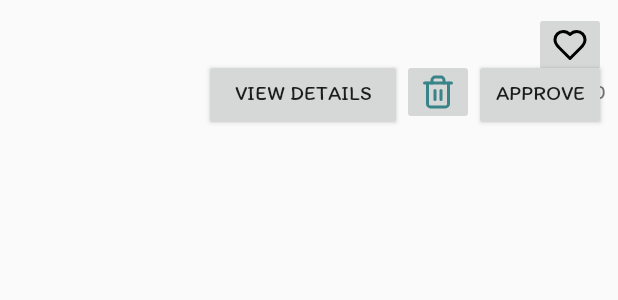
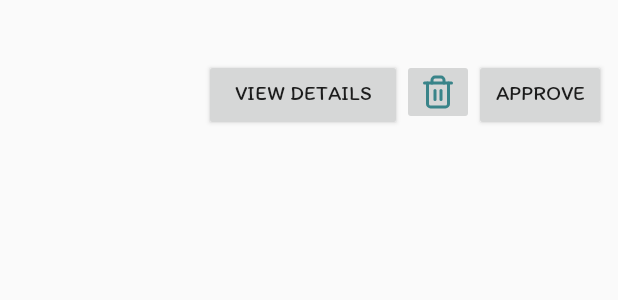
Before and after one commit to HaykAsatryanArm/UtemQez, an Android app: the layout recipe_item_moderate.xml on its own in the app's theme, with its tools: preview values and no code run, on a phone screen of 412 x 824 dp. Shown: the top 300 px of the screen. Run offline under Robolectric (Android 15) with nearby library versions, the phone set to English and light mode, and no system bars.

Commit message:
Recipe design + admin

```diff
--- a/app/src/main/res/layout/activity_recipe_detail.xml
+++ b/app/src/main/res/layout/activity_recipe_detail.xml
@@ -62,7 +62,7 @@
                         android:layout_width="match_parent"
                         android:layout_height="wrap_content"
                         android:paddingHorizontal="16dp"
-                        android:paddingVertical="8dp"
+                        android:paddingBottom="8dp"
                         android:text="Healthy Taco Salad"
                         android:textSize="24sp"
                         android:textStyle="bold"
--- a/app/src/main/res/layout/recipe_item_moderate.xml
+++ b/app/src/main/res/layout/recipe_item_moderate.xml
@@ -21,24 +21,8 @@
         android:layout_marginStart="8dp"
         android:layout_marginEnd="8dp"
         app:layout_constraintStart_toEndOf="@id/recipeImage"
-        app:layout_constraintEnd_toStartOf="@id/likeButton"
-        app:layout_constraintTop_toTopOf="@id/recipeImage" />
-
-    <ImageButton
-        android:id="@+id/likeButton"
-        android:layout_width="wrap_content"
-        android:layout_height="wrap_content"
-        android:src="@drawable/ic_heart_outline"
         app:layout_constraintEnd_toEndOf="parent"
         app:layout_constraintTop_toTopOf="@id/recipeImage" />
-
-    <TextView
-        android:id="@+id/likesCount"
-        android:layout_width="wrap_content"
-        android:layout_height="wrap_content"
-        android:text="0"
-        app:layout_constraintEnd_toEndOf="@id/likeButton"
-        app:layout_constraintTop_toBottomOf="@id/likeButton" />
 
     <Button
         android:id="@+id/viewDetailsButton"
```
Also changed, not shown: app/src/main/java/com/haykasatryan/utemqez/RecipeAdapter.java (+51 -10 lines).
